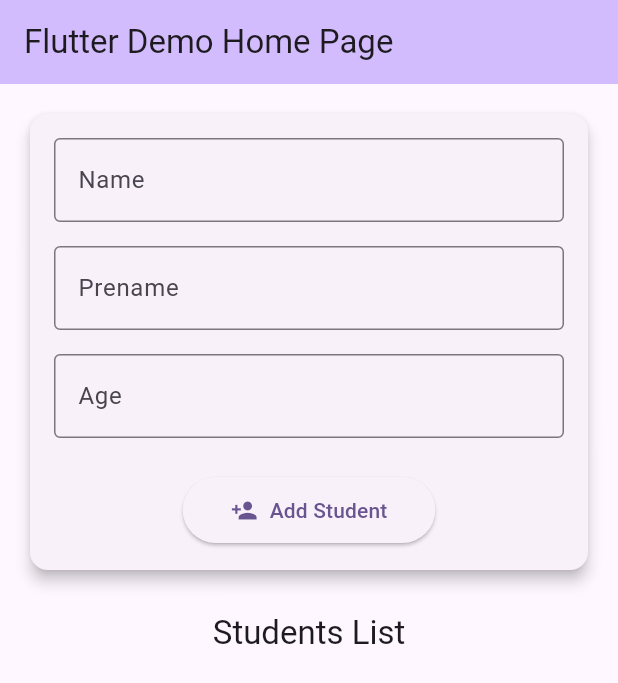
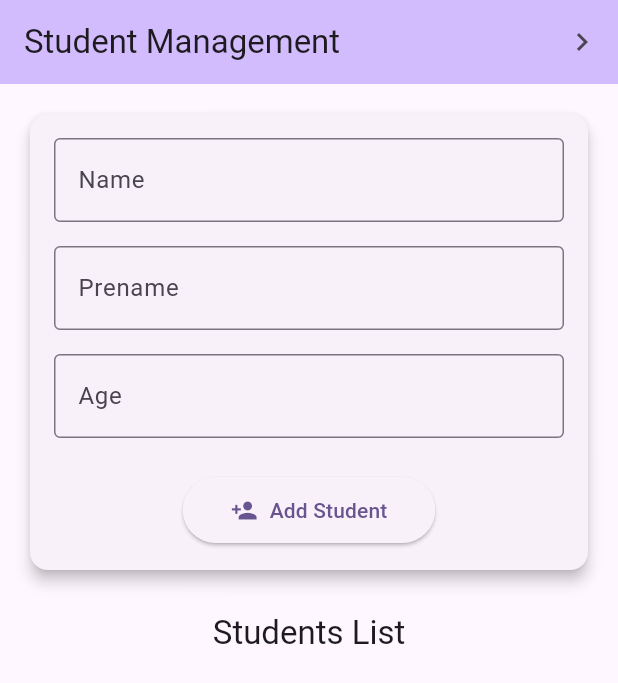
Before and after one commit to MihajloIlijic/demo_mobile_app, a Flutter app: the screen it shows after launch, on a phone screen of 412 x 824 dp. Shown: the top 683 px of the screen. Run offline on Flutter 3.47's test engine with Material 3 defaults, Android fonts, the phone set to English and light mode, and no system bars.

```diff
--- a/lib/main.dart
+++ b/lib/main.dart
@@ -1,5 +1,6 @@
-import 'package:app_demo/pages/home_page.dart';
 import 'package:flutter/material.dart';
+import 'pages/home_page.dart';
+import 'pages/second_page.dart';
 
 void main() {
   runApp(const MyApp());
@@ -8,31 +9,20 @@ void main() {
 class MyApp extends StatelessWidget {
   const MyApp({super.key});
 
-  // This widget is the root of your application.
   @override
   Widget build(BuildContext context) {
     return MaterialApp(
       title: 'Flutter Demo',
       theme: ThemeData(
-        // This is the theme of your application.
-        //
-        // TRY THIS: Try running your application with "flutter run". You'll see
-        // the application has a purple toolbar. Then, without quitting the app,
-        // try changing the seedColor in the colorScheme below to Colors.green
-        // and then invoke "hot reload" (save your changes or press the "hot
-        // reload" button in a Flutter-supported IDE, or press "r" if you used
-        // the command line to start the app).
-        //
-        // Notice that the counter didn't reset back to zero; the application
-        // state is not lost during the reload. To reset the state, use hot
-        // restart instead.
-        //
-        // This works for code too, not just values: Most code changes can be
-        // tested with just a hot reload.
         colorScheme: ColorScheme.fromSeed(seedColor: Colors.deepPurple),
         useMaterial3: true,
       ),
-      home: const MyHomePage(title: 'Flutter Demo Home Page'),
+      // Define the routes
+      routes: {
+        '/': (context) => const MyHomePage(title: 'Student Management'),
+        '/second': (context) => const SecondPage(),
+      },
+      initialRoute: '/', // Set the initial route
     );
   }
 }
--- a/lib/pages/home_page.dart
+++ b/lib/pages/home_page.dart
@@ -50,6 +50,14 @@ class _MyHomePageState extends State<MyHomePage> {
       appBar: AppBar(
         backgroundColor: Theme.of(context).colorScheme.inversePrimary,
         title: Text(widget.title),
+        actions: [
+          IconButton(
+            icon: const Icon(Icons.navigate_next),
+            onPressed: () {
+              Navigator.pushNamed(context, '/second');
+            },
+          ),
+        ],
       ),
       body: Padding(
         padding: const EdgeInsets.all(16.0),
```
Also changed, not shown: lib/pages/second_page.dart (added, +33 -0 lines).
